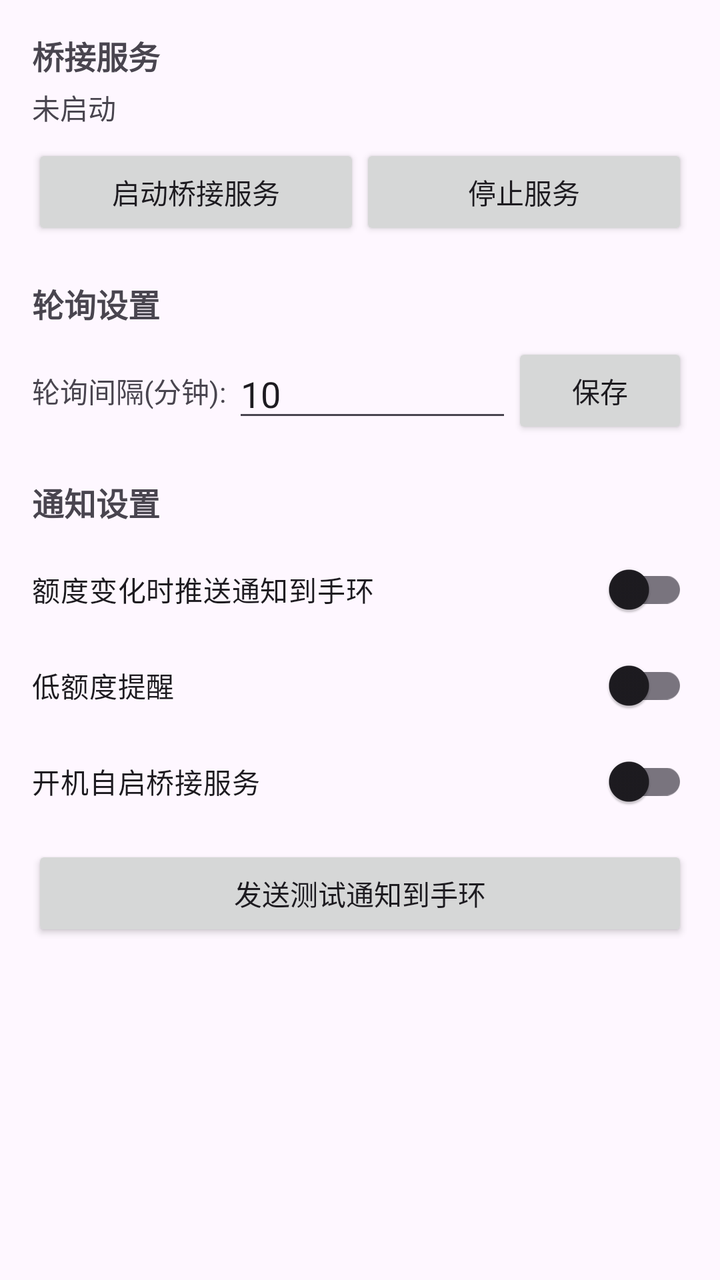
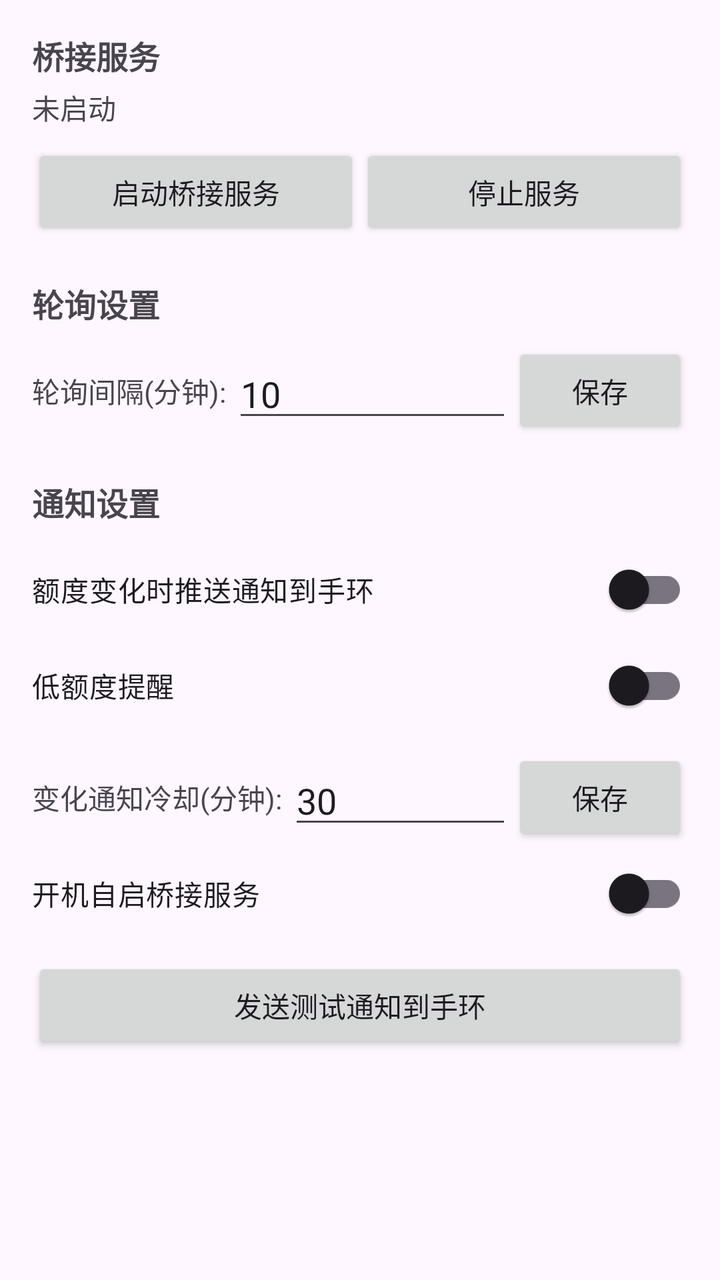

Screens rendered from an Android XML layout before and after an edit, with the pre-edit source and the edit as a unified diff.
<!-- AndroidManifest.xml: application theme Theme.AIQuota -->
<!-- res/layout/fragment_settings.xml -->
<?xml version="1.0" encoding="utf-8"?>
<ScrollView xmlns:android="http://schemas.android.com/apk/res/android"
    android:layout_width="match_parent"
    android:layout_height="match_parent"
    android:fillViewport="true">

    <LinearLayout
        android:layout_width="match_parent"
        android:layout_height="wrap_content"
        android:orientation="vertical"
        android:padding="16dp">

        <TextView
            android:layout_width="match_parent"
            android:layout_height="wrap_content"
            android:text="桥接服务"
            android:textSize="16sp"
            android:textStyle="bold" />

        <TextView
            android:id="@+id/txtServiceStatus"
            android:layout_width="match_parent"
            android:layout_height="wrap_content"
            android:layout_marginTop="4dp"
            android:text="未启动" />

        <LinearLayout
            android:layout_width="match_parent"
            android:layout_height="wrap_content"
            android:layout_marginTop="8dp"
            android:orientation="horizontal">

            <Button
                android:id="@+id/btnStartService"
                android:layout_width="0dp"
                android:layout_height="wrap_content"
                android:layout_weight="1"
                android:text="启动桥接服务" />

            <Button
                android:id="@+id/btnStopService"
                android:layout_width="0dp"
                android:layout_height="wrap_content"
                android:layout_weight="1"
                android:text="停止服务" />
        </LinearLayout>

        <TextView
            android:layout_width="match_parent"
            android:layout_height="wrap_content"
            android:layout_marginTop="20dp"
            android:text="轮询设置"
            android:textSize="16sp"
            android:textStyle="bold" />

        <LinearLayout
            android:layout_width="match_parent"
            android:layout_height="wrap_content"
            android:layout_marginTop="8dp"
            android:gravity="center_vertical"
            android:orientation="horizontal">

            <TextView
                android:layout_width="wrap_content"
                android:layout_height="wrap_content"
                android:text="轮询间隔(分钟): " />

            <EditText
                android:id="@+id/edtInterval"
                android:layout_width="0dp"
                android:layout_height="wrap_content"
                android:layout_weight="1"
                android:inputType="number"
                android:maxLines="1"
                android:text="10" />

            <Button
                android:id="@+id/btnSaveInterval"
                android:layout_width="wrap_content"
                android:layout_height="wrap_content"
                android:text="保存" />
        </LinearLayout>

        <TextView
            android:layout_width="match_parent"
            android:layout_height="wrap_content"
            android:layout_marginTop="20dp"
            android:text="通知设置"
            android:textSize="16sp"
            android:textStyle="bold" />

        <com.google.android.material.switchmaterial.SwitchMaterial
            android:id="@+id/swNotifyChange"
            android:layout_width="match_parent"
            android:layout_height="wrap_content"
            android:layout_marginTop="8dp"
            android:text="额度变化时推送通知到手环" />

        <com.google.android.material.switchmaterial.SwitchMaterial
            android:id="@+id/swNotifyLow"
            android:layout_width="match_parent"
            android:layout_height="wrap_content"
            android:text="低额度提醒" />

        <com.google.android.material.switchmaterial.SwitchMaterial
            android:id="@+id/swAutoStart"
            android:layout_width="match_parent"
            android:layout_height="wrap_content"
            android:text="开机自启桥接服务" />

        <Button
            android:id="@+id/btnTestNotify"
            android:layout_width="match_parent"
            android:layout_height="wrap_content"
            android:layout_marginTop="8dp"
            android:text="发送测试通知到手环" />
    </LinearLayout>
</ScrollView>
<!-- resources referenced by this layout -->
<resources>
  <style name="Theme.AIQuota" parent="Theme.Material3.DayNight.NoActionBar">
          <item name="colorPrimary">@color/accent</item>
      </style>
  <color name="accent">#2EA0FF</color>
</resources>

<!-- the commit's change to res/layout/fragment_settings.xml (unified diff, before → after) -->
@@ -102,6 +102,34 @@
             android:layout_height="wrap_content"
             android:text="低额度提醒" />
 
+        <LinearLayout
+            android:layout_width="match_parent"
+            android:layout_height="wrap_content"
+            android:layout_marginTop="8dp"
+            android:gravity="center_vertical"
+            android:orientation="horizontal">
+
+            <TextView
+                android:layout_width="wrap_content"
+                android:layout_height="wrap_content"
+                android:text="变化通知冷却(分钟): " />
+
+            <EditText
+                android:id="@+id/edtCooldown"
+                android:layout_width="0dp"
+                android:layout_height="wrap_content"
+                android:layout_weight="1"
+                android:inputType="number"
+                android:maxLines="1"
+                android:text="30" />
+
+            <Button
+                android:id="@+id/btnSaveCooldown"
+                android:layout_width="wrap_content"
+                android:layout_height="wrap_content"
+                android:text="保存" />
+        </LinearLayout>
+
         <com.google.android.material.switchmaterial.SwitchMaterial
             android:id="@+id/swAutoStart"
             android:layout_width="match_parent"
